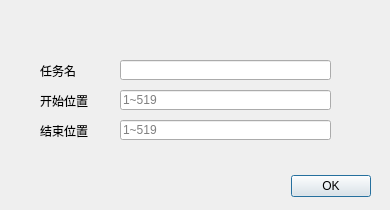
Old version of the form newtask.ui in the repository chenmingjian/landmark_improve_gui.
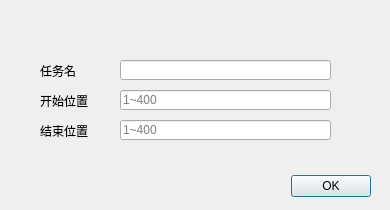
New version of the form.

```diff
--- a/newtask.ui
+++ b/newtask.ui
@@ -99,7 +99,7 @@
     <bool>false</bool>
    </property>
    <property name="placeholderText">
-    <string>1~519</string>
+    <string>1~400</string>
    </property>
   </widget>
   <widget class="QLineEdit" name="taskNameLineEdit">
@@ -140,7 +140,7 @@
     <bool>false</bool>
    </property>
    <property name="placeholderText">
-    <string>1~519</string>
+    <string>1~400</string>
    </property>
   </widget>
   <widget class="QLabel" name="label_4">
```
